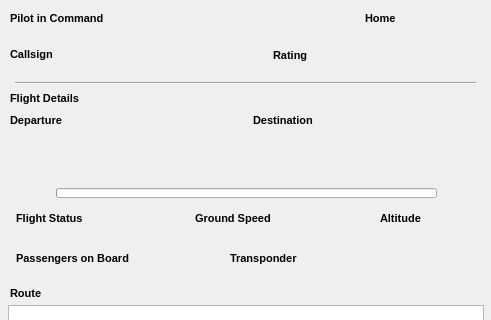
Above: QtUI/PilotInfo_UI.ui from emper0r/IVAO-status before the change; both pictures show x 0 to 491 and y 0 to 320 of the 491 by 500 pixel window. Below: the same form after it.
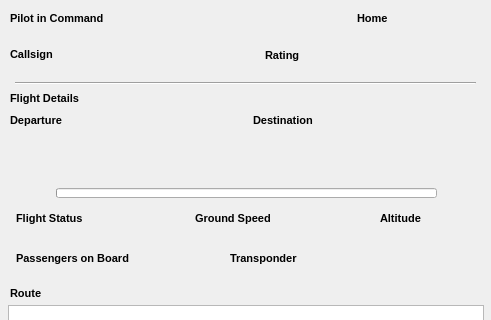
That is the form after the change.

Commit message:
* Fix duplicated insertions when update_db
    + Fixed update_db with vars after separate connect with update_db functions
    + Adjust column of Departure for Gnome enviroment
    + Delete duplicate line in the code to setText of Departure
    + Fix error when Departure/Destiny is empty ...
      -> Setting Pending... when player not full the FlightPlan
    + Order in the code when show PilotInfo_UI

Patch:
```diff
--- a/QtUI/PilotInfo_UI.ui
+++ b/QtUI/PilotInfo_UI.ui
@@ -115,7 +115,7 @@
    <widget class="QLabel" name="rating_label">
     <property name="geometry">
      <rect>
-      <x>273</x>
+      <x>265</x>
       <y>47</y>
       <width>51</width>
       <height>16</height>
@@ -616,7 +616,7 @@
    <widget class="QLabel" name="Home">
     <property name="geometry">
      <rect>
-      <x>365</x>
+      <x>357</x>
       <y>10</y>
       <width>41</width>
       <height>16</height>
```
The commit also changes 1 other file.
